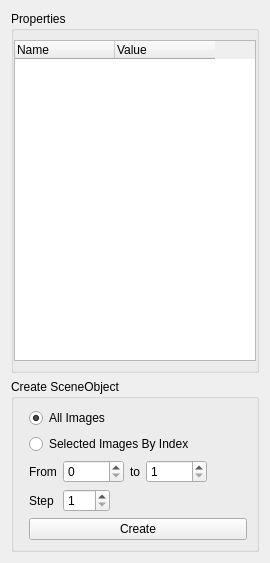
This is src/ui/SeriesProp.ui in ericspod/Eidolon as Qt 5 draws it before an edit. The edited form follows.
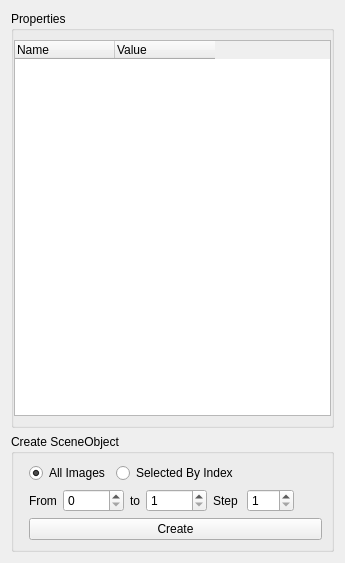
This is the edited form.

```diff
--- a/src/ui/SeriesProp.ui
+++ b/src/ui/SeriesProp.ui
@@ -6,7 +6,7 @@
    <rect>
     <x>0</x>
     <y>0</y>
-    <width>270</width>
+    <width>345</width>
     <height>563</height>
    </rect>
   </property>
@@ -87,7 +87,7 @@
           <string>Name</string>
          </property>
          <property name="textAlignment">
-          <set>AlignLeft|AlignVCenter</set>
+          <set>AlignLeading|AlignVCenter</set>
          </property>
         </column>
         <column>
@@ -95,7 +95,7 @@
           <string>Value</string>
          </property>
          <property name="textAlignment">
-          <set>AlignLeft|AlignVCenter</set>
+          <set>AlignLeading|AlignVCenter</set>
          </property>
         </column>
        </widget>
@@ -121,7 +121,12 @@
       <property name="fieldGrowthPolicy">
        <enum>QFormLayout::AllNonFixedFieldsGrow</enum>
       </property>
-      <item row="0" column="1">
+      <item row="2" column="1">
+       <layout class="QHBoxLayout" name="horizontalLayout_3">
+        <property name="topMargin">
+         <number>0</number>
+        </property>
+        <item>
        <widget class="QRadioButton" name="allButton">
         <property name="text">
          <string>All Images</string>
@@ -131,14 +136,29 @@
         </property>
        </widget>
       </item>
-      <item row="1" column="1">
+        <item>
        <widget class="QRadioButton" name="selectedButton">
         <property name="text">
-         <string>Selected Images By Index</string>
+           <string>Selected By Index</string>
         </property>
        </widget>
       </item>
-      <item row="2" column="1">
+        <item>
+         <spacer name="horizontalSpacer">
+          <property name="orientation">
+           <enum>Qt::Horizontal</enum>
+          </property>
+          <property name="sizeHint" stdset="0">
+           <size>
+            <width>40</width>
+            <height>20</height>
+           </size>
+          </property>
+         </spacer>
+        </item>
+       </layout>
+      </item>
+      <item row="3" column="1">
        <layout class="QHBoxLayout" name="horizontalLayout">
         <property name="bottomMargin">
          <number>0</number>
@@ -175,33 +195,6 @@
          </widget>
         </item>
         <item>
-         <spacer name="horizontalSpacer_2">
-          <property name="orientation">
-           <enum>Qt::Horizontal</enum>
-          </property>
-          <property name="sizeHint" stdset="0">
-           <size>
-            <width>40</width>
-            <height>20</height>
-           </size>
-          </property>
-         </spacer>
-        </item>
-       </layout>
-      </item>
-      <item row="4" column="1">
-       <widget class="QPushButton" name="createButton">
-        <property name="text">
-         <string>Create</string>
-        </property>
-       </widget>
-      </item>
-      <item row="3" column="1">
-       <layout class="QHBoxLayout" name="horizontalLayout_2">
-        <property name="bottomMargin">
-         <number>0</number>
-        </property>
-        <item>
          <widget class="QLabel" name="label_6">
           <property name="text">
            <string>Step </string>
@@ -219,7 +212,7 @@
          </widget>
         </item>
         <item>
-         <spacer name="horizontalSpacer">
+         <spacer name="horizontalSpacer_2">
           <property name="orientation">
            <enum>Qt::Horizontal</enum>
           </property>
@@ -233,6 +226,13 @@
         </item>
        </layout>
       </item>
+      <item row="4" column="1">
+       <widget class="QPushButton" name="createButton">
+        <property name="text">
+         <string>Create</string>
+        </property>
+       </widget>
+      </item>
      </layout>
     </widget>
    </item>
```
Lines whose indentation alone changed are shown as unchanged.
